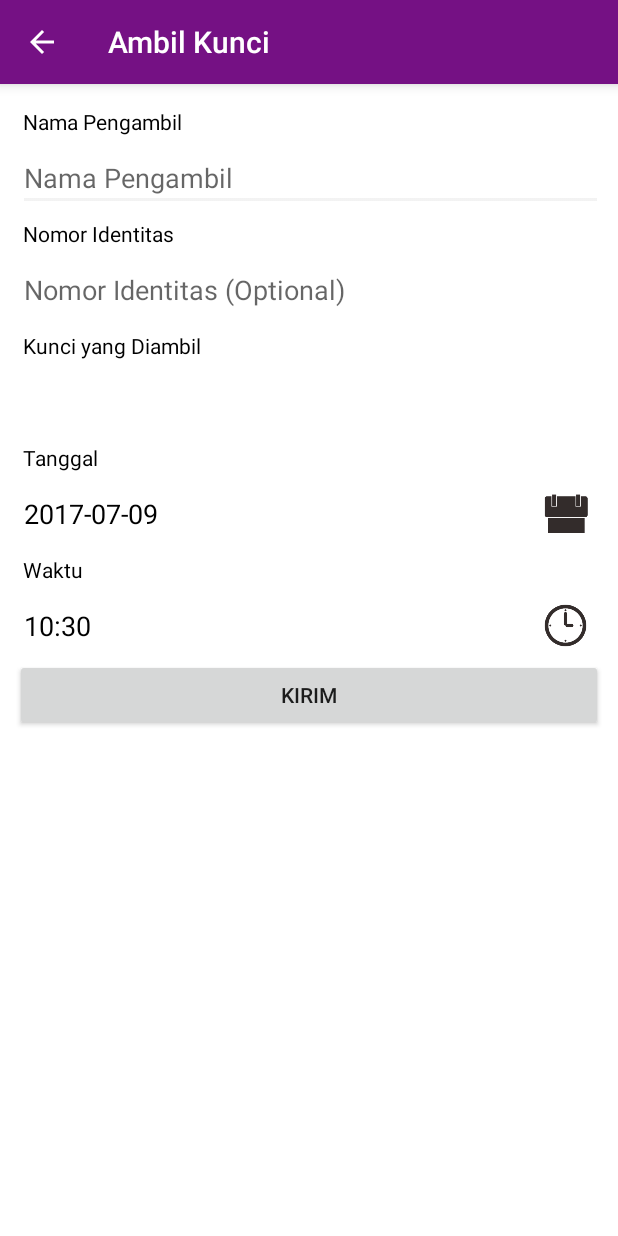
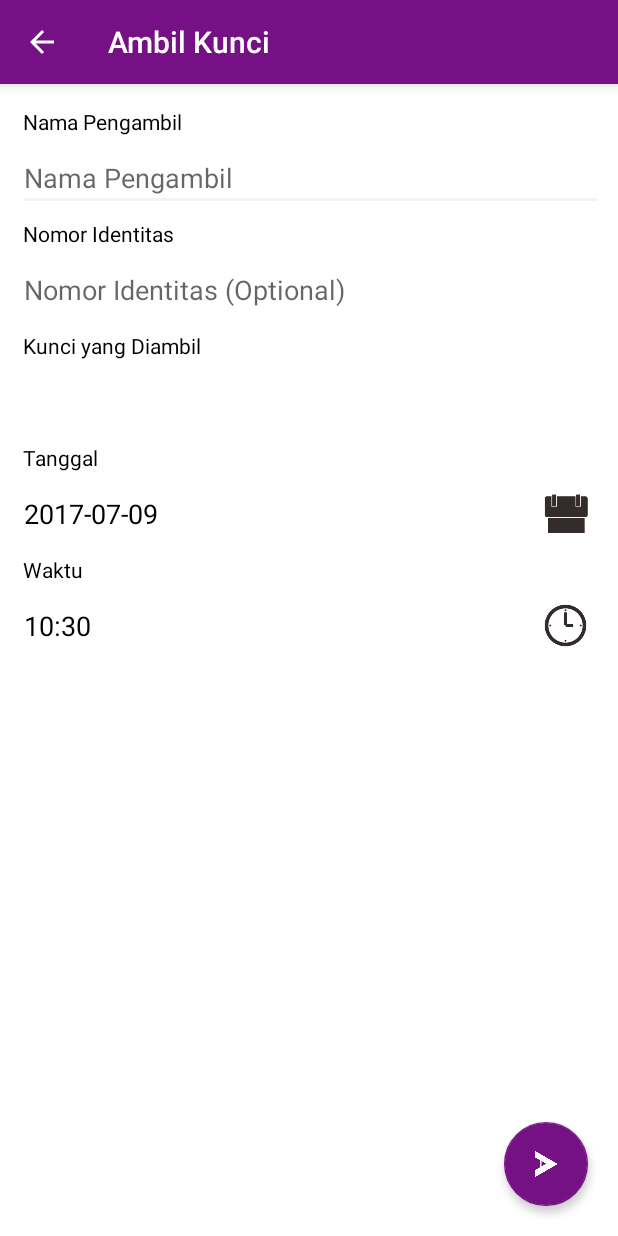
Before and after one commit to doelmi/KeysManager, an Android app: the AmbilKunciActivity screen opened directly, with no data from a screen before it, on a phone screen of 412 x 824 dp. Run offline under Robolectric (Android 15) with nearby library versions, the phone set to English and light mode, and no system bars; 1 statement that could not run was skipped.

Commit message:
mengganti tombol kirim dengan fab. membuat daftar kunci order by nama_kunci.

```diff
--- a/app/src/main/AndroidManifest.xml
+++ b/app/src/main/AndroidManifest.xml
@@ -39,7 +39,9 @@
             android:label="@string/tambah_kunci" />
         <activity android:name=".activity.SearchActivity" />
         <activity android:name=".activity.DaftarKunciDiarsipkan" />
-        <activity android:name=".activity.EditKunciActivity"></activity>
+        <activity
+            android:name=".activity.EditKunciActivity"
+            android:label="Edit Kunci"></activity>
     </application>
 
 </manifest>
--- a/app/src/main/java/id/doelmi/keysmanager/activity/AmbilKunciActivity.java
+++ b/app/src/main/java/id/doelmi/keysmanager/activity/AmbilKunciActivity.java
@@ -13,6 +13,7 @@ import android.database.sqlite.SQLiteOpenHelper;
 import android.graphics.Color;
 import android.os.Build;
 import android.os.Bundle;
+import android.support.design.widget.FloatingActionButton;
 import android.support.v4.app.NavUtils;
 import android.app.AlertDialog;
 import android.support.v7.app.AppCompatActivity;
@@ -57,7 +58,7 @@ public class AmbilKunciActivity extends AppCompatActivity {
         final EditText tanggal_get = (EditText) findViewById(R.id.tanggal);
         final EditText pukul = (EditText) findViewById(R.id.pukulan);
 
-        Button kirim_btn = (Button) findViewById(R.id.kirim_btn);
+        FloatingActionButton kirim_btn = (FloatingActionButton) findViewById(R.id.fab);
 
         final int id_kunci = (Integer) getIntent().getExtras().get(ID_KUNCI);
 
--- a/app/src/main/java/id/doelmi/keysmanager/activity/DaftarKunciDiarsipkan.java
+++ b/app/src/main/java/id/doelmi/keysmanager/activity/DaftarKunciDiarsipkan.java
@@ -148,6 +148,8 @@ public class DaftarKunciDiarsipkan extends AppCompatActivity {
 
         if (listContentArr.isEmpty()) {
             textView.setVisibility(View.VISIBLE);
+        }else {
+            textView.setVisibility(View.GONE);
         }
     }
 
--- a/app/src/main/java/id/doelmi/keysmanager/activity/EditKunciActivity.java
+++ b/app/src/main/java/id/doelmi/keysmanager/activity/EditKunciActivity.java
@@ -14,6 +14,7 @@ import android.graphics.Color;
 import android.net.Uri;
 import android.os.Bundle;
 import android.provider.MediaStore;
+import android.support.design.widget.FloatingActionButton;
 import android.support.v4.app.ActivityCompat;
 import android.support.v4.content.IntentCompat;
 import android.support.v7.app.AppCompatActivity;
@@ -64,7 +65,7 @@ public class EditKunciActivity extends AppCompatActivity {
         helper = new SQLiteDBHelper(this);
 
         Button btn_select = (Button) findViewById(R.id.btn_select);
-        Button btn_2 = (Button) findViewById(R.id.button2);
+        FloatingActionButton btn_2 = (FloatingActionButton) findViewById(R.id.fab);
         final EditText nama_kunci = (EditText) findViewById(R.id.nama_kunci);
         final EditText deskripsi_kunci = (EditText) findViewById(R.id.deskripsi_kunci);
         imageView = (ImageView) findViewById(R.id.imageView2);
@@ -203,7 +204,7 @@ public class EditKunciActivity extends AppCompatActivity {
 
                     try {
                         SQLiteDatabase db = helper.getWritableDatabase();
-                        db.update("KUNCI", UpdateKunci(nama, deskripsi, gambarKunci, gambar_uri), "_id = ?", new String[]{Integer.toString(id_kunci)});
+                        db.update("KUNCI", UpdateKunci(nama.toUpperCase(), deskripsi, gambarKunci, gambar_uri), "_id = ?", new String[]{Integer.toString(id_kunci)});
                         db.insert("LOG_AKTIVITAS", null, InsertLogAktivitas("Anda memperbarui kunci " + nama, date, nama));
                         db.close();
 
--- a/app/src/main/java/id/doelmi/keysmanager/activity/KembaliKunciActivity.java
+++ b/app/src/main/java/id/doelmi/keysmanager/activity/KembaliKunciActivity.java
@@ -12,6 +12,7 @@ import android.database.sqlite.SQLiteDatabase;
 import android.database.sqlite.SQLiteOpenHelper;
 import android.graphics.Color;
 import android.os.Bundle;
+import android.support.design.widget.FloatingActionButton;
 import android.support.v4.app.NavUtils;
 import android.app.AlertDialog;
 import android.support.v7.app.AppCompatActivity;
@@ -50,7 +51,7 @@ public class KembaliKunciActivity extends AppCompatActivity {
         final EditText no_id = (EditText) findViewById(R.id.no_id);
         final EditText kunci_kembali = (EditText) findViewById(R.id.kunci_kembali);
 
-        Button kirim_btn = (Button) findViewById(R.id.kirim_btn);
+        FloatingActionButton kirim_btn = (FloatingActionButton) findViewById(R.id.fab);
         final EditText tanggal_get = (EditText) findViewById(R.id.tanggal);
         final EditText pukul = (EditText) findViewById(R.id.pukulan);
 
--- a/app/src/main/java/id/doelmi/keysmanager/activity/TambahKunciActivity.java
+++ b/app/src/main/java/id/doelmi/keysmanager/activity/TambahKunciActivity.java
@@ -13,6 +13,7 @@ import android.graphics.Bitmap;
 import android.net.Uri;
 import android.os.Bundle;
 import android.provider.MediaStore;
+import android.support.design.widget.FloatingActionButton;
 import android.support.v4.app.ActivityCompat;
 import android.support.v4.content.IntentCompat;
 import android.support.v7.app.AppCompatActivity;
@@ -53,7 +54,7 @@ public class TambahKunciActivity extends AppCompatActivity {
         super.onCreate(savedInstanceState);
         setContentView(R.layout.activity_tambah_kunci);
         Button btn_select = (Button) findViewById(R.id.btn_select);
-        Button btn_2 = (Button) findViewById(R.id.button2);
+        FloatingActionButton btn_2 = (FloatingActionButton) findViewById(R.id.fab);
         final EditText nama_kunci = (EditText) findViewById(R.id.nama_kunci);
         final EditText deskripsi_kunci = (EditText) findViewById(R.id.deskripsi_kunci);
         imageView = (ImageView) findViewById(R.id.imageView2);
@@ -139,7 +140,7 @@ public class TambahKunciActivity extends AppCompatActivity {
                     try {
                         SQLiteDatabase db = helper.getWritableDatabase();
 
-                        db.insert("KUNCI", null, InsertKunci(nama, deskripsi, 0, gambar_uri, 0, null, null, null));
+                        db.insert("KUNCI", null, InsertKunci(nama.toUpperCase(), deskripsi, 0, gambar_uri, 0, null, null, null));
                         db.insert("LOG_AKTIVITAS", null, InsertLogAktivitas("Anda menambahkan kunci " + nama, date, nama));
                         db.close();
 
--- a/app/src/main/java/id/doelmi/keysmanager/fragment/LogAktivitas.java
+++ b/app/src/main/java/id/doelmi/keysmanager/fragment/LogAktivitas.java
@@ -183,6 +183,8 @@ public class LogAktivitas extends Fragment implements AdapterView.OnItemClickLis
 
         if (listContentArr.isEmpty()) {
             textView.setVisibility(View.VISIBLE);
+        }else {
+            textView.setVisibility(View.GONE);
         }
     }
 
--- a/app/src/main/res/layout/activity_ambil_kunci.xml
+++ b/app/src/main/res/layout/activity_ambil_kunci.xml
@@ -1,5 +1,5 @@
 <?xml version="1.0" encoding="utf-8"?>
-<RelativeLayout xmlns:android="http://schemas.android.com/apk/res/android"
+<android.support.design.widget.CoordinatorLayout xmlns:android="http://schemas.android.com/apk/res/android"
     xmlns:app="http://schemas.android.com/apk/res-auto"
     xmlns:tools="http://schemas.android.com/tools"
     android:layout_width="match_parent"
@@ -153,13 +153,19 @@
                     app:srcCompat="@drawable/jam" />
             </LinearLayout>
 
-            <Button
-                android:id="@+id/kirim_btn"
-                android:layout_width="match_parent"
-                android:layout_height="wrap_content"
-                android:padding="5dp"
-                android:text="Kirim" />
-
         </LinearLayout>
     </ScrollView>
-</RelativeLayout>
+
+    <android.support.design.widget.FloatingActionButton
+        android:id="@+id/fab"
+        android:layout_width="wrap_content"
+        android:layout_height="wrap_content"
+        android:layout_gravity="bottom|right"
+        android:layout_marginBottom="20dp"
+        android:layout_marginRight="20dp"
+        app:backgroundTint="@color/warna_ungu"
+        app:backgroundTintMode="src_atop"
+        app:elevation="3dp"
+        app:fabSize="normal"
+        app:srcCompat="@drawable/kirim_putih" />
+</android.support.design.widget.CoordinatorLayout>
```
Also changed, not shown: app/src/main/java/id/doelmi/keysmanager/activity/MainActivity.java (+4 -4 lines), app/src/main/java/id/doelmi/keysmanager/fragment/DaftarKunci.java (+15 -1 lines), app/src/main/res/layout/activity_edit_kunci.xml (+17 -10 lines), app/src/main/res/layout/activity_kembali_kunci.xml (+15 -8 lines), app/src/main/res/layout/activity_tambah_kunci.xml (+24 -18 lines), app/src/main/res/layout/fragment_daftar_kunci.xml (+18 -5 lines), app/src/main/res/menu/menu_main.xml (+6 -6 lines), app/src/main/res/drawable/kirim_putih.png (added).
